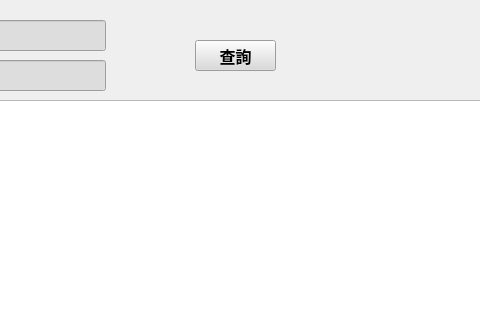
Above: searchsequence.ui from Linlai2369632/workingDiary before the change; both pictures show x 295 to 775 and y 0 to 320 of the 1149 by 869 pixel window. Below: the same form after it.
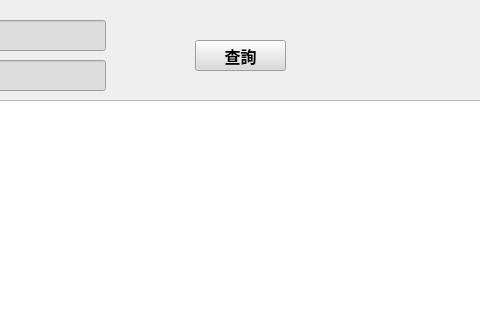
That is the form after the change.

```diff
--- a/searchsequence.ui
+++ b/searchsequence.ui
@@ -44,7 +44,7 @@
     <rect>
      <x>490</x>
      <y>40</y>
-     <width>81</width>
+     <width>91</width>
      <height>31</height>
     </rect>
    </property>
```
